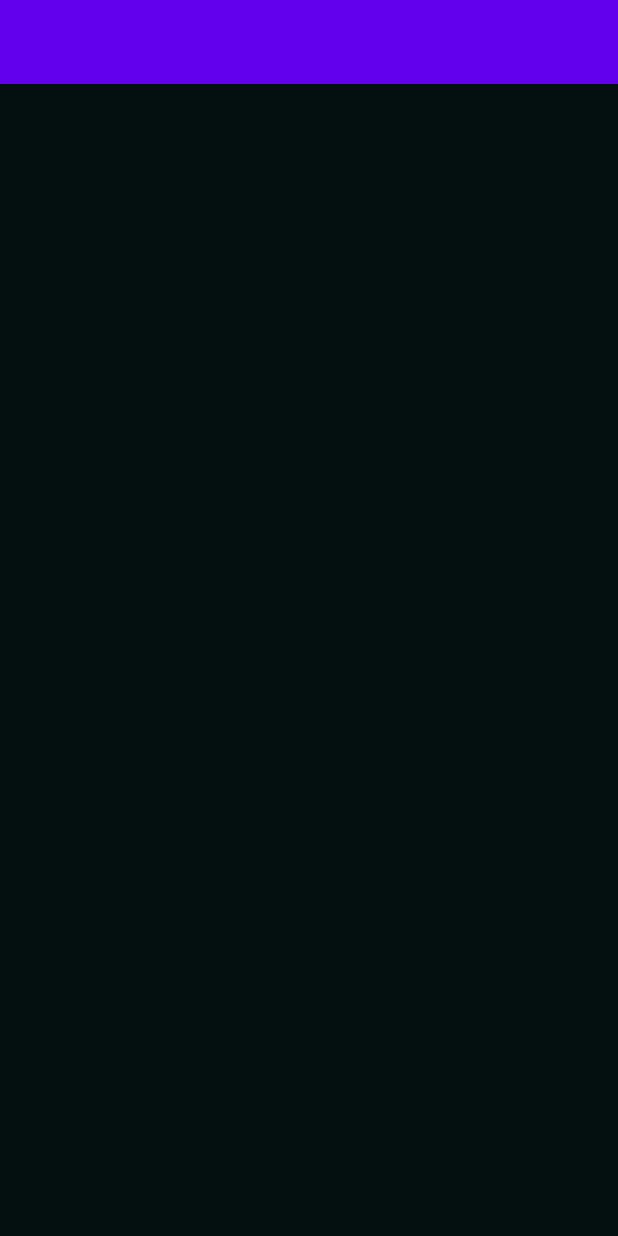
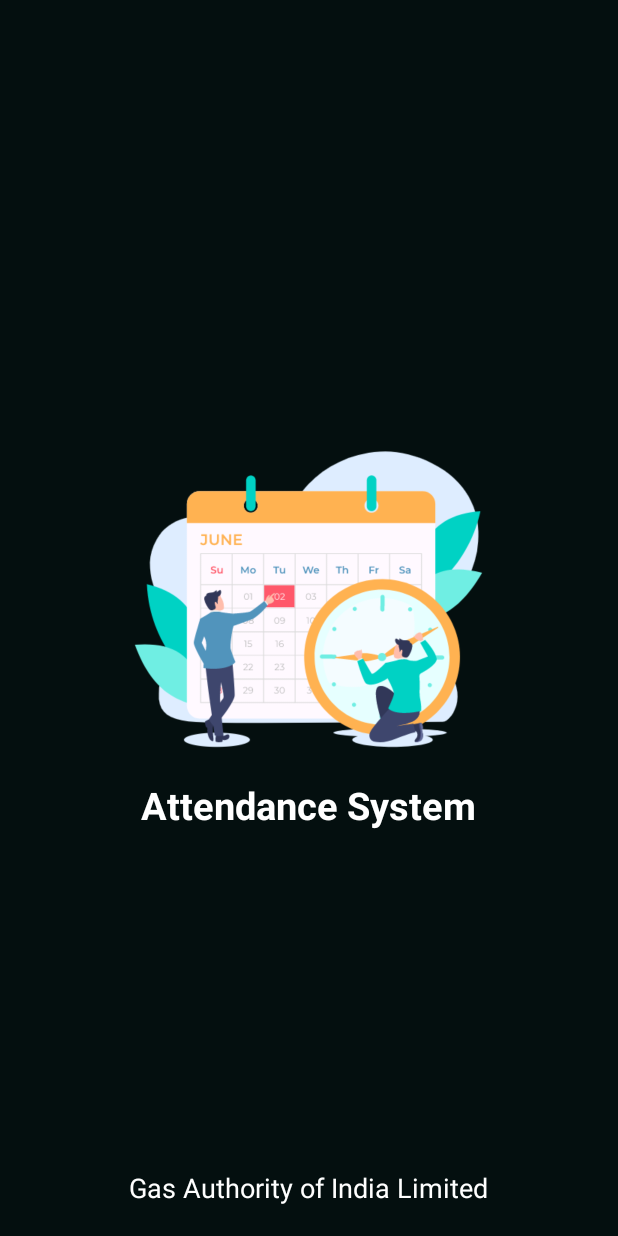
Before and after one commit to divyamsavsaviya/AttendanceSystem, an Android app: the SplashActivity screen opened directly, with no data from a screen before it, on a phone screen of 412 x 824 dp. Run offline under Robolectric (Android 15) with nearby library versions, the phone set to English and light mode, and no system bars.

Commit message:
made changes in SplashActivity

```diff
--- a/app/src/main/AndroidManifest.xml
+++ b/app/src/main/AndroidManifest.xml
@@ -21,6 +21,10 @@
                 <category android:name="android.intent.category.LAUNCHER" />
             </intent-filter>
         </activity>
+
+        <meta-data
+            android:name="preloaded_fonts"
+            android:resource="@array/preloaded_fonts" />
     </application>
 
 </manifest>
--- /dev/null
+++ b/app/src/main/res/font/nunito_sans_bold.xml
@@ -0,0 +1,7 @@
+<?xml version="1.0" encoding="utf-8"?>
+<font-family xmlns:app="http://schemas.android.com/apk/res-auto"
+        app:fontProviderAuthority="com.google.android.gms.fonts"
+        app:fontProviderPackage="com.google.android.gms"
+        app:fontProviderQuery="name=Nunito Sans&amp;weight=700"
+        app:fontProviderCerts="@array/com_google_android_gms_fonts_certs">
+</font-family>
--- a/app/src/main/res/layout/activity_splash.xml
+++ b/app/src/main/res/layout/activity_splash.xml
@@ -1,22 +1,42 @@
 <?xml version="1.0" encoding="utf-8"?>
-<androidx.constraintlayout.widget.ConstraintLayout xmlns:android="http://schemas.android.com/apk/res/android"
+<FrameLayout xmlns:android="http://schemas.android.com/apk/res/android"
     xmlns:app="http://schemas.android.com/apk/res-auto"
     xmlns:tools="http://schemas.android.com/tools"
     android:layout_width="match_parent"
     android:layout_height="match_parent"
     android:background="@color/rich_black"
     tools:context=".SplashActivity">
-
+    <LinearLayout
+        android:layout_width="wrap_content"
+        android:orientation="vertical"
+        android:layout_gravity="center"
+        android:layout_height="wrap_content">
+        <ImageView
+            android:layout_width="250dp"
+            android:src="@drawable/logo"
+            android:layout_height="250dp"/>
         <TextView
             style="@style/TextAppearance.MaterialComponents.Headline3"
             android:layout_width="wrap_content"
+            android:layout_gravity="center"
             android:layout_height="wrap_content"
-        android:text="@string/app_name"
+            android:textSize="25dp"
+            android:fontFamily="@font/nunito_sans_bold"
+            android:text="Attendance System"
+            android:textColor="@color/white"
             android:textStyle="bold"
-        android:textColor="@color/white"
             app:layout_constraintBottom_toBottomOf="parent"
             app:layout_constraintEnd_toEndOf="parent"
             app:layout_constraintStart_toStartOf="parent"
             app:layout_constraintTop_toTopOf="parent" />
 
-</androidx.constraintlayout.widget.ConstraintLayout>
+    </LinearLayout>
+    <TextView
+        android:layout_width="wrap_content"
+        android:layout_height="wrap_content"
+        android:textColor="#ffffff"
+        android:textSize="18dp"
+        android:layout_gravity="bottom|center"
+        android:layout_marginBottom="20dp"
+        android:text="Gas Authority of India Limited"/>
+</FrameLayout>
--- a/app/src/main/res/values-night/themes.xml
+++ b/app/src/main/res/values-night/themes.xml
@@ -1,6 +1,6 @@
 <resources xmlns:tools="http://schemas.android.com/tools">
     <!-- Base application theme. -->
-    <style name="Theme.AttendanceSystem" parent="Theme.MaterialComponents.DayNight.DarkActionBar">
+    <style name="Theme.AttendanceSystem" parent="Theme.MaterialComponents.DayNight.NoActionBar">
         <!-- Primary brand color. -->
         <item name="colorPrimary">@color/purple_200</item>
         <item name="colorPrimaryVariant">@color/purple_700</item>
--- a/app/src/main/res/values/themes.xml
+++ b/app/src/main/res/values/themes.xml
@@ -1,6 +1,6 @@
 <resources xmlns:tools="http://schemas.android.com/tools">
     <!-- Base application theme. -->
-    <style name="Theme.AttendanceSystem" parent="Theme.MaterialComponents.DayNight.DarkActionBar">
+    <style name="Theme.AttendanceSystem" parent="Theme.MaterialComponents.DayNight.NoActionBar">
         <!-- Primary brand color. -->
         <item name="colorPrimary">@color/purple_500</item>
         <item name="colorPrimaryVariant">@color/purple_700</item>
```
Also changed, not shown: app/src/main/res/drawable-v24/logo.png (added). Lines whose indentation alone changed are shown as unchanged.
